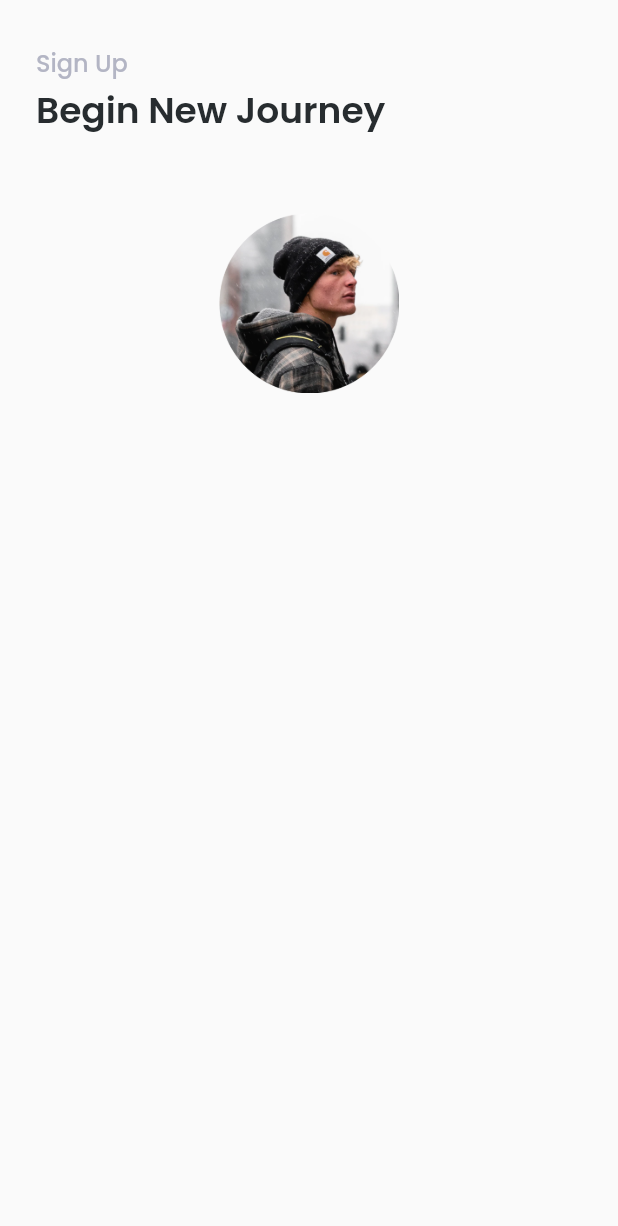
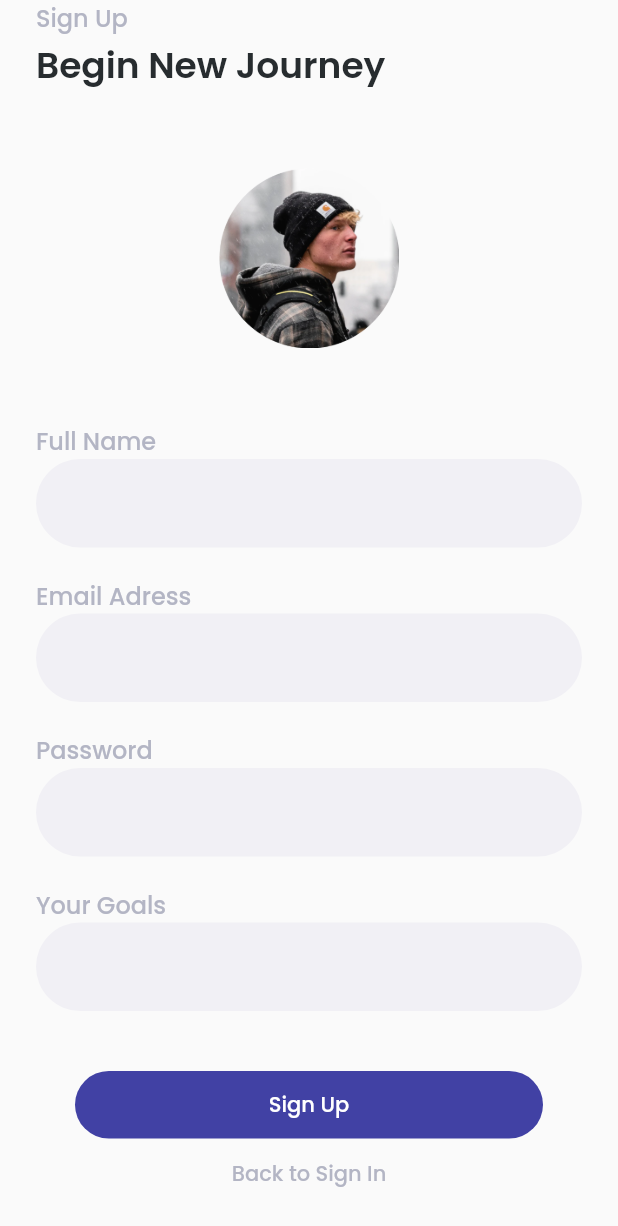
Before and after one commit to tirta-raa/jobs, a Flutter app: the SignUp screen opened directly, on a phone screen of 412 x 824 dp. Shown: the top 1226 px of the screen. Run offline on Flutter 3.47's test engine with Material 2 defaults, Android fonts, the light colour scheme and no system bars; our stand-ins replace google_fonts, supercharged; missing offline and left inert: dart:ffi.

Commit message:
menyelesaikan sign up pages

```diff
--- a/lib/ui/pages/sign_up_pages.dart
+++ b/lib/ui/pages/sign_up_pages.dart
@@ -6,10 +6,12 @@ class SignUp extends StatelessWidget {
   @override
   Widget build(BuildContext context) {
     return Scaffold(
-      body: ListView(
+      body: SafeArea(
+        bottom: false,
+        child: ListView(
           children: <Widget>[
             Padding(
-            padding: EdgeInsets.only(left: 24, top: 30),
+              padding: EdgeInsets.symmetric(horizontal: 24),
               child: Column(
                 crossAxisAlignment: CrossAxisAlignment.start,
                 children: <Widget>[
@@ -28,9 +30,6 @@ class SignUp extends StatelessWidget {
                       fontSize: 24,
                     ),
                   ),
-              ],
-            ),
-          ),
                   SizedBox(
                     height: 50,
                   ),
@@ -43,7 +42,120 @@ class SignUp extends StatelessWidget {
                   SizedBox(
                     height: 50,
                   ),
+                  Text(
+                    'Full Name',
+                    style: greyFontStyle.copyWith(fontSize: 16),
+                  ),
+                  TextFormField(
+                    decoration: InputDecoration(
+                      fillColor: Color(0xffF1F0F5),
+                      filled: true,
+                      enabledBorder: OutlineInputBorder(
+                          borderRadius: BorderRadius.circular(100),
+                          borderSide: BorderSide.none),
+                    ),
+                  ),
+                  SizedBox(
+                    height: 20,
+                  ),
+                  Text(
+                    'Email Adress',
+                    style: greyFontStyle.copyWith(fontSize: 16),
+                  ),
+                  TextFormField(
+                    decoration: InputDecoration(
+                      fillColor: Color(0xffF1F0F5),
+                      filled: true,
+                      enabledBorder: OutlineInputBorder(
+                          borderRadius: BorderRadius.circular(100),
+                          borderSide: BorderSide.none),
+                    ),
+                  ),
+                  SizedBox(
+                    height: 20,
+                  ),
+                  Text(
+                    'Password',
+                    style: greyFontStyle.copyWith(fontSize: 16),
+                  ),
+                  TextFormField(
+                    decoration: InputDecoration(
+                      fillColor: Color(0xffF1F0F5),
+                      filled: true,
+                      enabledBorder: OutlineInputBorder(
+                          borderRadius: BorderRadius.circular(100),
+                          borderSide: BorderSide.none),
+                    ),
+                  ),
+                  SizedBox(
+                    height: 20,
+                  ),
+                  Text(
+                    'Your Goals',
+                    style: greyFontStyle.copyWith(fontSize: 16),
+                  ),
+                  TextFormField(
+                    decoration: InputDecoration(
+                      fillColor: Color(0xffF1F0F5),
+                      filled: true,
+                      enabledBorder: OutlineInputBorder(
+                          borderRadius: BorderRadius.circular(100),
+                          borderSide: BorderSide.none),
+                    ),
+                  ),
+                  SizedBox(
+                    height: 40,
+                  ),
                 ],
+              ),
+            ),
+            Center(
+              child: Column(
+                children: <Widget>[
+                  Container(
+                    width: 312,
+                    height: 45,
+                    child: TextButton(
+                      style: TextButton.styleFrom(
+                        backgroundColor: mainColor,
+                        shape: RoundedRectangleBorder(
+                          borderRadius: BorderRadius.circular(66),
+                        ),
+                      ),
+                      onPressed: () {
+                        Navigator.push(
+                          context,
+                          MaterialPageRoute(
+                            builder: (context) => SignUp(),
+                          ),
+                        );
+                      },
+                      child: Text(
+                        'Sign Up',
+                        style: whiteFontStyle.copyWith(
+                          fontSize: 14,
+                        ),
+                      ),
+                    ),
+                  ),
+                  Container(
+                    child: TextButton(
+                      onPressed: () {
+                        Navigator.push(
+                          context,
+                          MaterialPageRoute(
+                              builder: (context) => SignInPages()),
+                        );
+                      },
+                      child: Text('Back to Sign In',
+                          style: greyFontStyle.copyWith(fontSize: 14)),
+                    ),
+                  ),
+                ],
+              ),
+            ),
+          ],
+        ),
       ),
     );
   }
```
Lines whose indentation alone changed are shown as unchanged.
